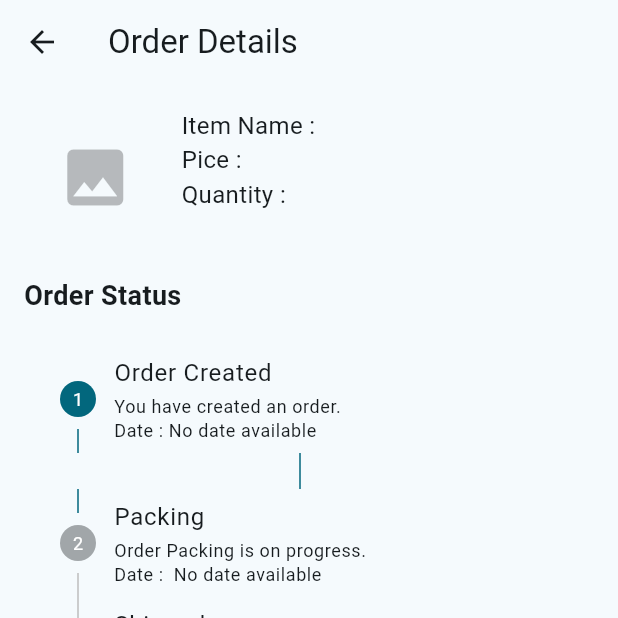
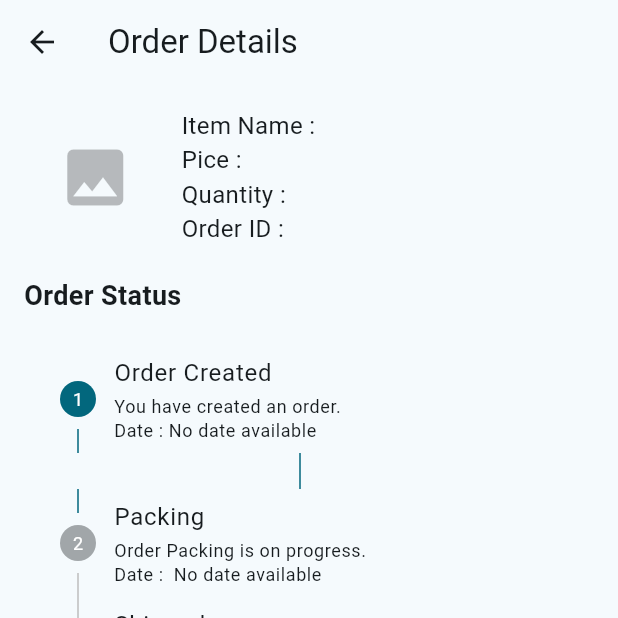
Before and after one commit to antonykj623/savekart, a Flutter app: the OrderItemDetailsScreen screen opened directly with empty values, on a phone screen of 412 x 824 dp, the top half of it. Run offline on Flutter 3.47's test engine with Material 3 defaults, Android fonts, the phone set to English and light mode, and no system bars; our stand-ins replace carousel_slider, dio, image_picker, package_info_plus, shared_preferences, smooth_page_indicator and 1 more; missing offline and left inert: swipe_refresh, upi_india; accounts and stored records are empty; network calls fail.

Commit message:
commited by antony on 15-5-2025

```diff
--- a/lib/domain/product_by_category_entity.dart
+++ b/lib/domain/product_by_category_entity.dart
@@ -92,6 +92,8 @@ class ProductByCategoryDataData {
 	@JSONField(name: "vendor_id")
 	String? vendorId = '';
 	String? status = '';
+	@JSONField(name: "return_days")
+	String? returnDays = '';
 
 	ProductByCategoryDataData();
 
--- a/lib/widgets/fragments/orders.dart
+++ b/lib/widgets/fragments/orders.dart
@@ -112,7 +112,7 @@ class _OrdersState extends State<Orders> {
                           ),
                           title: Text(
                             product.productName.toString(),
-                            maxLines: 2,
+                            maxLines: 3,
                             overflow: TextOverflow.ellipsis,
                             style: TextStyle(fontWeight: FontWeight.bold),
                           ),
@@ -140,7 +140,7 @@ class _OrdersState extends State<Orders> {
                             _buildStatusText("Payment failed", Colors.red)
                           else ...[
                             if (order.orderItemStatus.toString().compareTo("0") == 0)
-                              _buildStatusText("Order created. Please wait...", Colors.green),
+                              _buildStatusText("Order created.", Colors.green),
                             if (order.orderItemStatus.toString().compareTo("1")==0)
                               _buildStatusText("Packing is in progress..", Colors.green),
                             if (order.orderItemStatus.toString().compareTo("2")==0)
--- a/lib/widgets/order_details.dart
+++ b/lib/widgets/order_details.dart
@@ -100,7 +100,8 @@ class _OrderItemDetailsScreenState extends State<OrderItemDetailsScreen> {
                       child: Text(
                         "Item Name : "+orderDetailsData.cartProduct!.productName.toString()+"\n"+
                             "Pice : "+orderDetailsData.cartOrder!.price.toString()+"\n"
-                            "Quantity : "+orderDetailsData.cartOrder!.quantity.toString()+"\n",
+                            "Quantity : "+orderDetailsData.cartOrder!.quantity.toString()+"\n"+
+                        "Order ID : "+orderDetailsData.cartOrder!.orderId.toString() ,
 
 
 
@@ -168,7 +169,9 @@ class _OrderItemDetailsScreenState extends State<OrderItemDetailsScreen> {
         w=Stepper(steps: [
           Step(
             title: Text("Order Initiated"),
-            subtitle: Text("You have initiated to create an order"),
+            subtitle: Text("You have initiated to create an order\nDate : "+  ((orderDetailsData!.cartOrder!.createdAt != null && orderDetailsData!.cartOrder!.createdAt!.isNotEmpty)
+                ? getFormatedDate(orderDetailsData!.cartOrder!.createdAt!)
+                : " No date available")),
             content: SizedBox.shrink(),
             isActive: true,
           ),
@@ -187,7 +190,9 @@ class _OrderItemDetailsScreenState extends State<OrderItemDetailsScreen> {
       w=Stepper(steps: [
         Step(
           title: Text("Order Initiated"),
-          subtitle: Text("You have initiated to create an order"),
+          subtitle: Text("You have initiated to create an order\nDate : "+  ((orderDetailsData!.cartOrder!.createdAt != null && orderDetailsData!.cartOrder!.createdAt!.isNotEmpty)
+              ? getFormatedDate(orderDetailsData!.cartOrder!.createdAt!)
+              : " No date available")),
           content: SizedBox.shrink(),
           isActive: true,
         ),
--- a/lib/widgets/product_details.dart
+++ b/lib/widgets/product_details.dart
@@ -1015,7 +1015,7 @@ List<ProductByCategoryDataData>pcdata=[];
     {
 
 setState(() {
-  returnpolicies=entity.data!.policy.toString();
+  returnpolicies=entity.data!.policy.toString()+"\n Return Period : "+productByCategoryDataData.returnDays.toString()+" Days";
 });
 
 
```
Also changed, not shown: lib/generated/json/product_by_category_entity.g.dart, 1 other file.
